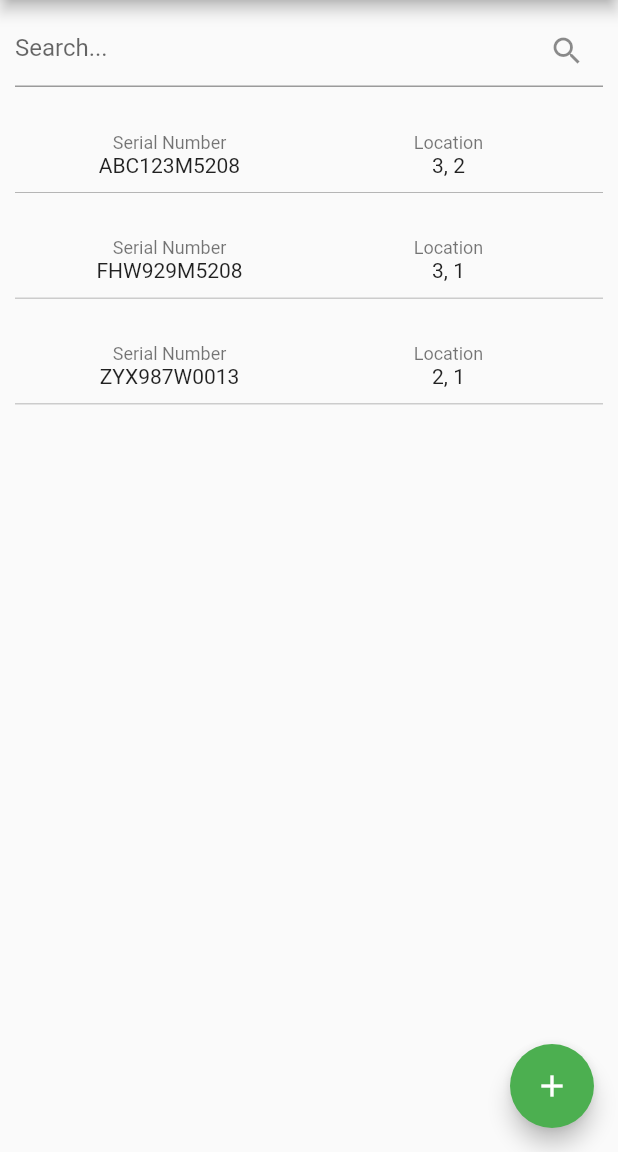
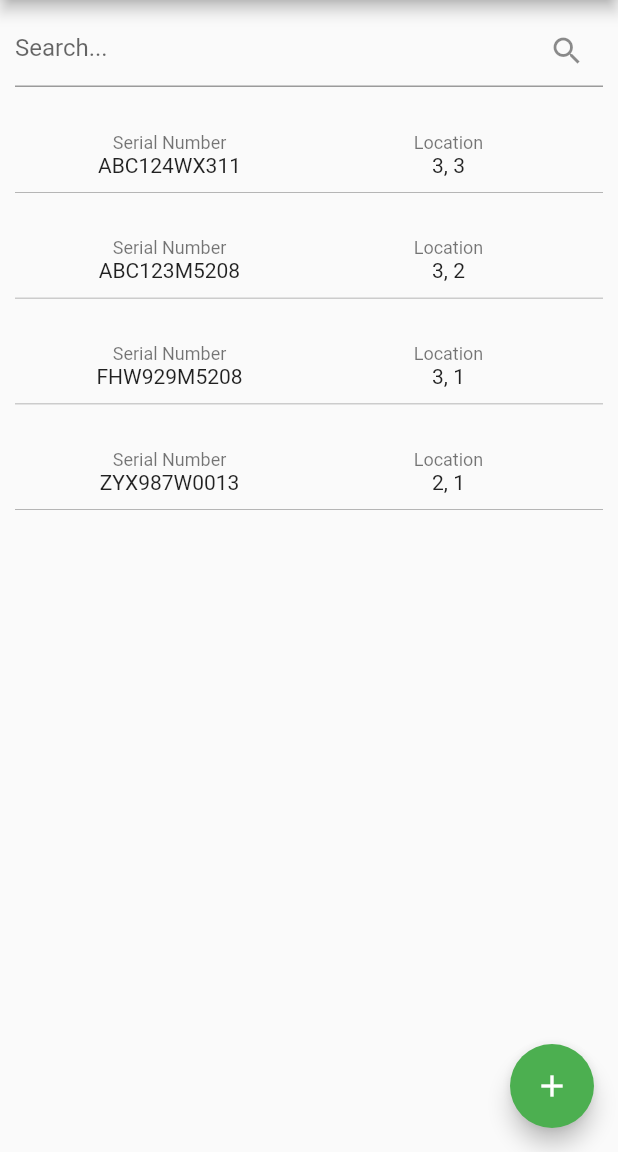
Before and after one commit to johnweland/dollar_bill_tracker, a Flutter app: the screen it shows after launch, on a phone screen of 412 x 824 dp, the part 84-1236 px from its top. Run offline on Flutter 3.47's test engine with Material 2 defaults, Android fonts, the phone set to English and light mode, and no system bars; drawn by our look-alikes of flutter_slidable; our stand-ins replace flutter_mobx, mobx.

Commit message:
code clean up

```diff
--- a/lib/model/list_item_model.dart
+++ b/lib/model/list_item_model.dart
@@ -1,11 +1,11 @@
 import 'package:mobx/mobx.dart';
 
-class ListItem {
+class ListItemModel {
   @observable
   String serial;
 
   @observable
   String location;
 
-  ListItem({this.serial, this.location});
+  ListItemModel({this.serial, this.location});
 }
--- a/lib/screen/list_view_screen.dart
+++ b/lib/screen/list_view_screen.dart
@@ -1,12 +1,12 @@
 import 'package:flutter/material.dart';
 import 'package:flutter_mobx/flutter_mobx.dart';
 import 'package:mobx/mobx.dart';
-import 'package:flutter_slidable/flutter_slidable.dart';
 
 import 'package:dollar_bill_tracker/model/list_item_model.dart';
+import 'package:dollar_bill_tracker/widget/list_item.dart';
 import 'package:dollar_bill_tracker/widget/drawer.dart';
-import 'package:dollar_bill_tracker/widget/searchBar.dart';
-import 'package:dollar_bill_tracker/widget/modalTrigger.dart';
+import 'package:dollar_bill_tracker/widget/search_bar.dart';
+import 'package:dollar_bill_tracker/widget/modal_trigger.dart';
 
 class ListScreen extends StatefulWidget {
   @override
@@ -16,15 +16,15 @@ class ListScreen extends StatefulWidget {
 
 class _ListScreenState extends State<ListScreen> {
   @observable
-  ObservableList<ListItem> _items = ObservableList<ListItem>();
+  ObservableList<ListItemModel> _items = ObservableList<ListItemModel>();
 
   @observable
-  ObservableList<ListItem> _itemsToDisplay = ObservableList<ListItem>();
+  ObservableList<ListItemModel> _itemsToDisplay = ObservableList<ListItemModel>();
 
   @override
   void initState() {
     super.initState();
-    setItems();
+    _setItems();
   }
 
   @override
@@ -32,11 +32,12 @@ class _ListScreenState extends State<ListScreen> {
     super.dispose();
   }
 
-  setItems() {
+  _setItems() {
     return _itemsToDisplay = _items..addAll([
-      ListItem(serial: 'ABC123M5208', location: '3, 2'),
-      ListItem(serial: 'FHW929M5208', location: '3, 1'),
-      ListItem(serial: 'ZYX987W0013', location: '2, 1'),
+      ListItemModel(serial: 'ABC124WX311', location: '3, 3'),
+      ListItemModel(serial: 'ABC123M5208', location: '3, 2'),
+      ListItemModel(serial: 'FHW929M5208', location: '3, 1'),
+      ListItemModel(serial: 'ZYX987W0013', location: '2, 1'),
     ]);
   }
 
@@ -52,7 +53,7 @@ class _ListScreenState extends State<ListScreen> {
           itemBuilder: (context, index) {
             return index == 0 ? SearchBar(_filter) : _listItem(index -1);
           },
-          itemCount: _items.length + 1 // items.length
+          itemCount: _items.length + 1
         ),
       ),
       floatingActionButton: ModalTrigger()
@@ -62,7 +63,7 @@ class _ListScreenState extends State<ListScreen> {
   _filter(value) {
     if (value == '') {
       _itemsToDisplay.clear();
-      setItems();
+      _setItems();
     } else {
       var _list =
         _itemsToDisplay.where((item) => item.serial
@@ -75,70 +76,11 @@ class _ListScreenState extends State<ListScreen> {
   }
 
   _listItem(index) {
-    return Padding(
-      padding: EdgeInsets.all(10.0),
-      child: Slidable(
-        actionPane: SlidableDrawerActionPane(),
-        actionExtentRatio: 0.25,
-        key: Key(_itemsToDisplay[index].serial),
-        child: Container(
-          decoration: BoxDecoration(
-            border: Border(
-              bottom: BorderSide(
-                color: Colors.grey,
-                width: .50,
-              ),
-            ),
-          ),
-          child: Padding(
-            padding: EdgeInsets.all(10.0),
-            child: Row(
-              children: <Widget>[
-                Expanded(
-                  child: Column(
-                    children: <Widget>[
-                      Text(
-                        'Serial Number',
-                        style: Theme.of(context).textTheme.caption,
-                      ),
-                      Text(_itemsToDisplay[index].serial),
-                    ],
-                  ),
-                ),
-                Expanded(
-                  child: Column(
-                    children: <Widget>[
-                      Text(
-                        'Location',
-                        style: Theme.of(context).textTheme.caption,
-                      ),
-                      Text(_itemsToDisplay[index].location),
-                    ],
-                  ),
-                ),
-              ],
-            ),
-          ),
-        ),
-        actions: <Widget>[
-          IconSlideAction(
-            caption: 'Edit',
-            color: Colors.grey[300],
-            icon: Icons.edit,
-            onTap: () => {},
-          ),
-        ],
-        secondaryActions: <Widget>[
-          IconSlideAction(
-            caption: 'Delete',
-            color: Colors.red[900],
-            icon: Icons.delete,
-            onTap: () => {
-              _items.removeAt(index)
-            },
-          ),
-        ],
-      )
-    );
+    return ListItem(
+      _itemsToDisplay[index].serial,
+      _itemsToDisplay[index].location,
+      ()=> {
+        _items.removeAt(index)
+      });
   }
 }
--- a/lib/widget/drawer.dart
+++ b/lib/widget/drawer.dart
@@ -1,5 +1,5 @@
 import 'package:flutter/material.dart';
-import 'package:dollar_bill_tracker/widget/drawerOptions.dart';
+import 'package:dollar_bill_tracker/widget/drawer_options.dart';
 
 class SettingsDrawer extends StatelessWidget {
   @override
--- /dev/null
+++ b/lib/widget/list_item.dart
@@ -0,0 +1,76 @@
+import 'package:flutter/material.dart';
+import 'package:flutter_slidable/flutter_slidable.dart';
+
+class ListItem extends StatelessWidget {
+  final String serial;
+  final String location;
+  final Function onTap;
+  ListItem(this.serial, this.location, this.onTap);
+
+  @override
+  Widget build(BuildContext context) {
+    return Padding(
+      padding: EdgeInsets.all(10.0),
+      child: Slidable(
+        actionPane: SlidableDrawerActionPane(),
+        actionExtentRatio: 0.25,
+        key: Key(serial),
+        child: Container(
+          decoration: BoxDecoration(
+            border: Border(
+              bottom: BorderSide(
+                color: Colors.grey,
+                width: .50,
+              ),
+            ),
+          ),
+          child: Padding(
+            padding: EdgeInsets.all(10.0),
+            child: Row(
+              children: <Widget>[
+                Expanded(
+                  child: Column(
+                    children: <Widget>[
+                      Text(
+                        'Serial Number',
+                        style: Theme.of(context).textTheme.caption,
+                      ),
+                      Text(serial),
+                    ],
+                  ),
+                ),
+                Expanded(
+                  child: Column(
+                    children: <Widget>[
+                      Text(
+                        'Location',
+                        style: Theme.of(context).textTheme.caption,
+                      ),
+                      Text(location),
+                    ],
+                  ),
+                ),
+              ],
+            ),
+          ),
+        ),
+        actions: <Widget>[
+          IconSlideAction(
+            caption: 'Edit',
+            color: Colors.grey[300],
+            icon: Icons.edit,
+            onTap: () => {},
+          ),
+        ],
+        secondaryActions: <Widget>[
+          IconSlideAction(
+            caption: 'Delete',
+            color: Colors.red[900],
+            icon: Icons.delete,
+            onTap: onTap
+          ),
+        ],
+      )
+    );
+  }
+}
--- a/lib/widget/modalTrigger.dart
+++ b/lib/widget/modal_trigger.dart
@@ -1,5 +1,5 @@
 import 'package:flutter/material.dart';
-import 'package:dollar_bill_tracker/widget/newItemForm.dart';
+import 'package:dollar_bill_tracker/widget/new_item_form.dart';
 
 class ModalTrigger extends StatelessWidget {
 
--- a/lib/widget/newItemForm.dart
+++ b/lib/widget/new_item_form.dart
@@ -23,7 +23,6 @@ class _NewItemFormState extends State<NewItemForm> {
                 borderRadius: BorderRadius.all(Radius.circular(5.0)),
               ),
               color: Colors.white,
-
               child: Stack(
                 children: <Widget>[
                   Icon(
```
Also changed, not shown: lib/widget/drawer_options.dart (renamed from lib/widget/drawerOptions.dart), lib/widget/search_bar.dart (renamed from lib/widget/searchBar.dart).
